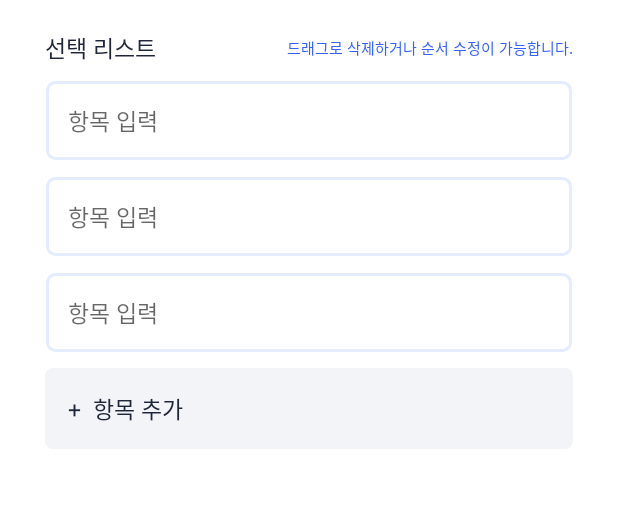
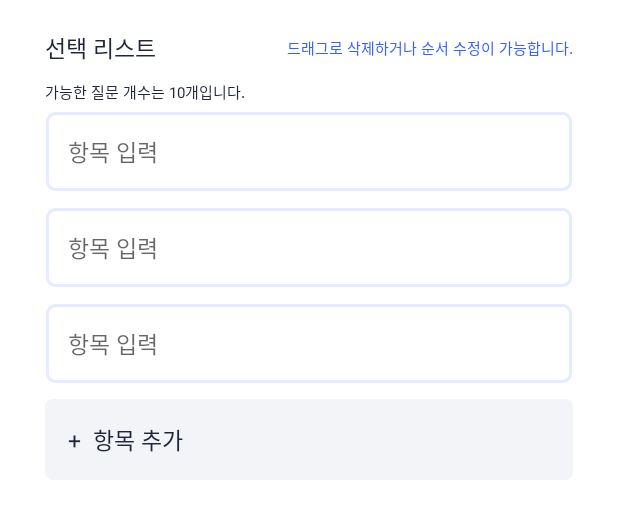
Before and after one commit to A-APT/DuckBox-Android, an Android app: the layout fragment_create_vote_second.xml on its own in the app's theme, with its tools: preview values and no code run, on a phone screen of 412 x 824 dp. Shown: the top 519 px of the screen. Run offline under Robolectric (Android 15) with nearby library versions, the phone set to English and light mode, and no system bars.

Commit message:
feat: num of candidates up to 10, remove collapsing layout, add owner studentId

```diff
--- a/app/src/main/java/com/AligatorAPT/DuckBox/dto/vote/VoteDto.kt
+++ b/app/src/main/java/com/AligatorAPT/DuckBox/dto/vote/VoteDto.kt
@@ -25,7 +25,7 @@ data class VoteDetailDto(
     var content: String,
     var isGroup: Boolean,
     var groupId: String?, // groupId(ObjectId) if isGroup is true
-    var owner: String, // owner's nicknam
+    var owner: String, // owner's nickname
     var startTime: Date,
     var finishTime: Date,
     var status: BallotStatus,
--- a/app/src/main/java/com/AligatorAPT/DuckBox/view/dialog/WriteDialog.kt
+++ b/app/src/main/java/com/AligatorAPT/DuckBox/view/dialog/WriteDialog.kt
@@ -41,12 +41,14 @@ class WriteDialog: DialogFragment() {
                 intent.putExtra("isGroup",isGroup)
                 intent.putExtra("groupId",groupId)
                 startActivity(intent)
+                dismiss()
             }
             pollBtn.setOnClickListener {
                 val intent = Intent(requireActivity(), PollCreateActivity::class.java)
                 intent.putExtra("isGroup",isGroup)
                 intent.putExtra("groupId",groupId)
                 startActivity(intent)
+                dismiss()
             }
         }
     }
--- a/app/src/main/java/com/AligatorAPT/DuckBox/view/fragment/createvote/CreateVoteFirstFragment.kt
+++ b/app/src/main/java/com/AligatorAPT/DuckBox/view/fragment/createvote/CreateVoteFirstFragment.kt
@@ -254,6 +254,7 @@ class CreateVoteFirstFragment: Fragment()  {
         if(finampm == "AM" && startampm =="PM") return finday != startday
         else if(finampm == "PM" && startampm == "AM") return true
         else if(finampm == startampm)
+            if(starthour == 12 && finhour < 12) return true
             if(finhour > starthour ) return true
             if(!isNow){
                 if(finhour == starthour) {
--- a/app/src/main/java/com/AligatorAPT/DuckBox/view/fragment/createvote/CreateVoteThirdFragment.kt
+++ b/app/src/main/java/com/AligatorAPT/DuckBox/view/fragment/createvote/CreateVoteThirdFragment.kt
@@ -16,6 +16,7 @@ import android.database.Cursor
 import android.net.Uri
 import android.provider.OpenableColumns
 import androidx.fragment.app.activityViewModels
+import com.AligatorAPT.DuckBox.sharedpreferences.MyApplication
 import com.AligatorAPT.DuckBox.viewmodel.CreateVoteViewModel
 import java.io.FileNotFoundException
 import java.io.InputStream
@@ -151,6 +152,10 @@ class CreateVoteThirdFragment: Fragment()  {
                 }
                 excelList.add(studentId)
             }
+            val owner_studentId = MyApplication.prefs.getString("studentId","notExist")
+            if(!excelList.contains(owner_studentId.toInt())){
+                excelList.add(owner_studentId.toInt())
+            }
             Log.d("끝", excelList.toString())
             viewModel.setVoters(excelList)
         } catch (e: IOException) {
--- a/app/src/main/res/layout/fragment_create_vote_second.xml
+++ b/app/src/main/res/layout/fragment_create_vote_second.xml
@@ -8,55 +8,6 @@
     <androidx.constraintlayout.widget.ConstraintLayout
         android:layout_width="match_parent"
         android:layout_height="wrap_content">
-
-<!--        <TextView-->
-<!--            android:id="@+id/cv_second_type_tv"-->
-<!--            android:layout_width="wrap_content"-->
-<!--            android:layout_height="wrap_content"-->
-<!--            android:layout_marginStart="30dp"-->
-<!--            android:text="투표 유형"-->
-<!--            android:textColor="@color/black"-->
-<!--            android:textSize="15sp"-->
-<!--            app:layout_constraintStart_toStartOf="parent"-->
-<!--            app:layout_constraintTop_toTopOf="parent" />-->
-
-
-<!--        <RadioGroup-->
-<!--            android:id="@+id/cv_second_type_rg"-->
-<!--            android:layout_width="match_parent"-->
-<!--            android:layout_height="wrap_content"-->
-<!--            android:orientation="horizontal"-->
-<!--            android:layout_marginTop="8dp"-->
-<!--            app:layout_constraintTop_toBottomOf="@id/cv_second_type_tv">-->
-
-<!--                <RadioButton-->
-<!--                    android:id="@+id/cv_second_type_rb1"-->
-<!--                    android:layout_width="150dp"-->
-<!--                    android:layout_height="wrap_content"-->
-<!--                    android:checked="true"-->
-<!--                    android:background="@drawable/create_vote_type_selector"-->
-<!--                    android:textColor="@drawable/create_vote_type_text_selector"-->
-<!--                    android:drawableRight="@drawable/check_blue"-->
-<!--                    android:text="단일 선택"-->
-<!--                    android:button="@null"-->
-<!--                    android:padding="15dp"-->
-<!--                    android:drawablePadding="20dp"-->
-<!--                    android:layout_marginStart="30dp"/>-->
-
-<!--                <RadioButton-->
-<!--                    android:id="@+id/cv_second_type_rb2"-->
-<!--                    android:layout_width="150dp"-->
-<!--                    android:layout_height="wrap_content"-->
-<!--                    android:background="@drawable/create_vote_type_selector"-->
-<!--                    android:textColor="@drawable/create_vote_type_text_selector"-->
-<!--                    android:text="복수 선택"-->
-<!--                    android:button="@null"-->
-<!--                    android:padding="15dp"-->
-<!--                    android:drawablePadding="20dp"-->
-<!--                    android:layout_marginStart="15dp"/>-->
-
-
-<!--        </RadioGroup>-->
 
         <TextView
             android:id="@+id/cv_second_list_tv"
@@ -70,7 +21,6 @@
             app:layout_constraintTop_toTopOf="parent"
             app:layout_constraintStart_toStartOf="parent" />
 
-
         <TextView
             android:layout_width="wrap_content"
             android:layout_height="wrap_content"
@@ -82,12 +32,12 @@
             app:layout_constraintEnd_toEndOf="parent"
             app:layout_constraintBottom_toBottomOf="@id/cv_second_list_tv"/>
 
-
         <androidx.core.widget.NestedScrollView
+            android:id="@+id/nestedScrollView"
             android:layout_width="match_parent"
             android:layout_height="match_parent"
+            app:layout_constraintEnd_toEndOf="parent"
             app:layout_constraintStart_toStartOf="parent"
-            app:layout_constraintEnd_toEndOf="parent"
             app:layout_constraintTop_toBottomOf="@id/cv_second_list_tv"
             tools:listitem="@layout/row_cv_second_text">
 
@@ -96,35 +46,43 @@
                 android:layout_height="match_parent"
                 android:orientation="vertical">
 
+                <TextView
+                    android:layout_width="wrap_content"
+                    android:layout_height="wrap_content"
+                    android:layout_marginTop="10dp"
+                    android:layout_marginHorizontal="30dp"
+                    android:text="가능한 질문 개수는 10개입니다."
+                    android:textColor="@color/black"
+                    android:textSize="10sp" />
+
                 <androidx.recyclerview.widget.RecyclerView
                     android:id="@+id/cv_second_list_rv"
                     android:layout_width="match_parent"
                     android:layout_height="wrap_content"
                     android:layout_marginHorizontal="30dp"
+                    android:layout_marginTop="5dp"
+                    android:maxHeight="200dp"
                     android:orientation="vertical"
-                    android:layout_marginTop="10dp"
-                    android:maxHeight="200dp"
                     android:overScrollMode="never"
-                    tools:listitem="@layout/row_cv_second_text"/>
+                    tools:listitem="@layout/row_cv_second_text" />
 
                 <TextView
                     android:id="@+id/cv_second_add_tv"
                     android:layout_width="match_parent"
                     android:layout_height="wrap_content"
+                    android:layout_marginHorizontal="30dp"
+                    android:layout_marginBottom="10dp"
                     android:background="@drawable/gray_color_box_5dp"
                     android:padding="15dp"
-                    android:textCursorDrawable="@color/black"
                     android:text="+  항목 추가"
                     android:textColor="@color/black"
-                    android:textSize="15sp"
-                    android:layout_marginHorizontal="30dp"
-                    android:layout_marginBottom="10dp"/>
+                    android:textCursorDrawable="@color/black"
+                    android:textSize="15sp" />
 
             </LinearLayout>
 
         </androidx.core.widget.NestedScrollView>
 
-
     </androidx.constraintlayout.widget.ConstraintLayout>
 
 </androidx.core.widget.NestedScrollView>
```
Also changed, not shown: app/src/main/java/com/AligatorAPT/DuckBox/view/adapter/PaperListAdapter.kt (+8 -7 lines), app/src/main/java/com/AligatorAPT/DuckBox/view/fragment/createvote/CreateVoteFinalFragment.kt (+1 -10 lines), app/src/main/java/com/AligatorAPT/DuckBox/view/fragment/createvote/CreateVoteSecondFragment.kt (+2 -17 lines), app/src/main/res/layout/activity_vote_detail.xml (+45 -43 lines), app/src/main/res/layout/fragment_create_vote_final.xml (+15 -4 lines).
